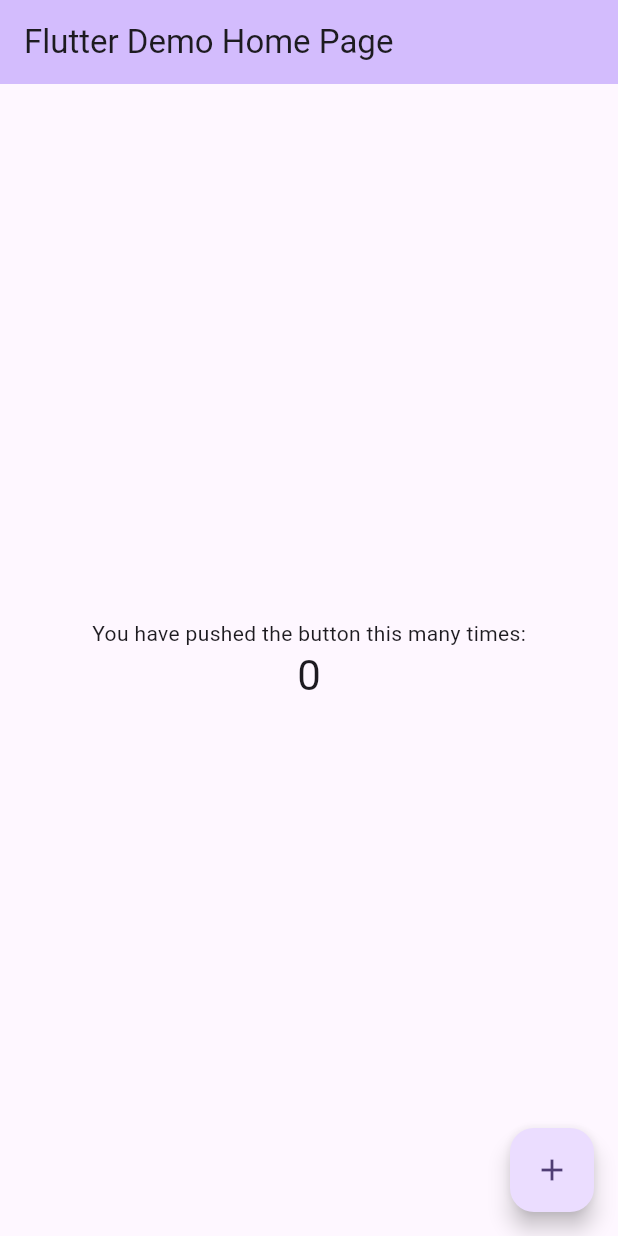
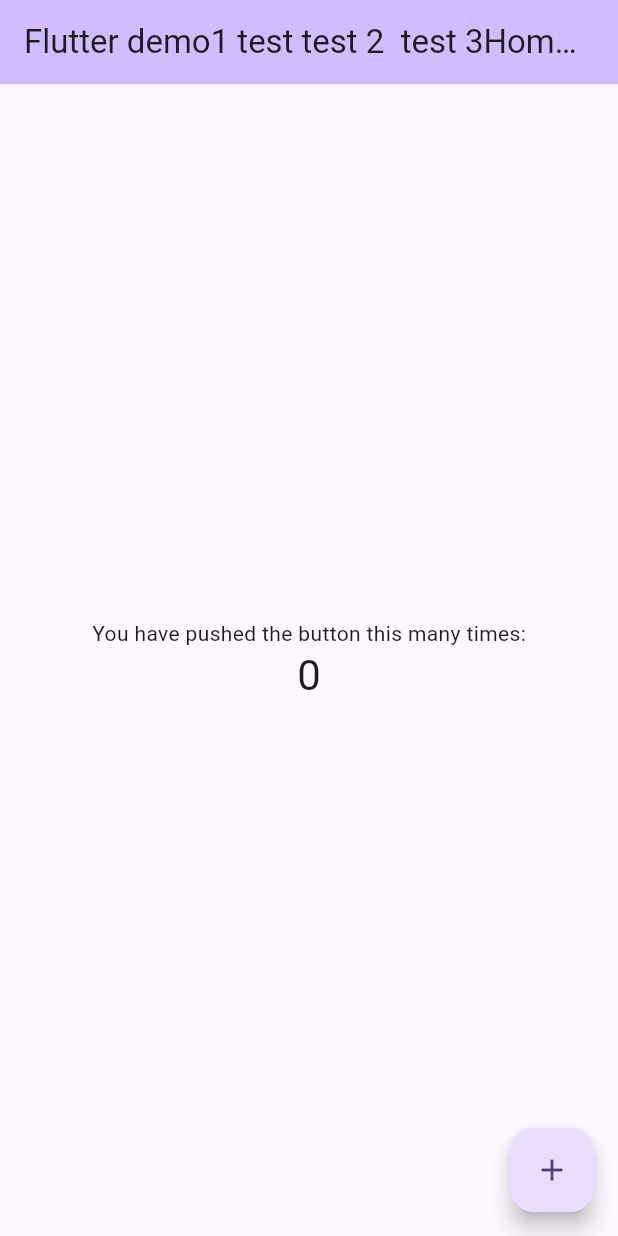
Before and after one commit to anuragkht/test, a Flutter app: the screen it shows after launch, on a phone screen of 412 x 824 dp. Run offline on Flutter 3.47's test engine with Material 2 defaults, Android fonts, the phone set to English and light mode, and no system bars.

Commit message:
version1

```diff
--- a/lib/main.dart
+++ b/lib/main.dart
@@ -31,7 +31,7 @@ class MyApp extends StatelessWidget {
         colorScheme: ColorScheme.fromSeed(seedColor: Colors.deepPurple),
         useMaterial3: true,
       ),
-      home: const MyHomePage(title: 'Flutter Demo Home Page'),
+      home: const MyHomePage(title: 'Flutter demo1 test test 2  test 3Home Page'),
     );
   }
 }
```
